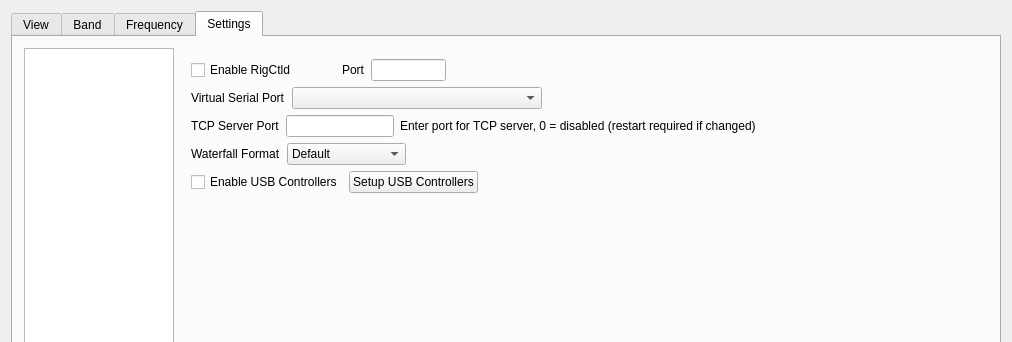
Above: wfmain.ui from adecarolis/wfweb before the change; both pictures show x 0 to 1012 and y 0 to 342 of the 1012 by 660 pixel window. Below: the same form after it.
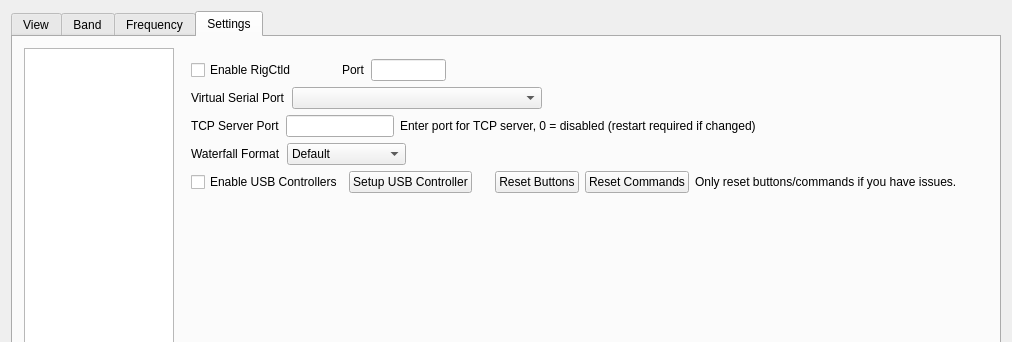
That is the form after the change. Custom widgets are drawn as their Qt base class.

Commit message: Add buttons to reset buttons/commands

The edit to the form file:
```diff
--- a/wfmain.ui
+++ b/wfmain.ui
@@ -4962,7 +4962,41 @@
                 <item>
                  <widget class="QPushButton" name="usbControllerBtn">
                   <property name="text">
-                   <string>Setup USB Controllers</string>
+                   <string>Setup USB Controller</string>
+                  </property>
+                 </widget>
+                </item>
+                <item>
+                 <spacer name="horizontalSpacer_8">
+                  <property name="orientation">
+                   <enum>Qt::Horizontal</enum>
+                  </property>
+                  <property name="sizeHint" stdset="0">
+                   <size>
+                    <width>40</width>
+                    <height>20</height>
+                   </size>
+                  </property>
+                 </spacer>
+                </item>
+                <item>
+                 <widget class="QPushButton" name="usbButtonsResetBtn">
+                  <property name="text">
+                   <string>Reset Buttons</string>
+                  </property>
+                 </widget>
+                </item>
+                <item>
+                 <widget class="QPushButton" name="usbCommandsResetBtn">
+                  <property name="text">
+                   <string>Reset Commands</string>
+                  </property>
+                 </widget>
+                </item>
+                <item>
+                 <widget class="QLabel" name="usbResetLbl">
+                  <property name="text">
+                   <string>Only reset buttons/commands if you have issues. </string>
                   </property>
                  </widget>
                 </item>
```
Left out of the diff: 3 changed lines with no effect on the pictures. The commit also changes 2 other files.
